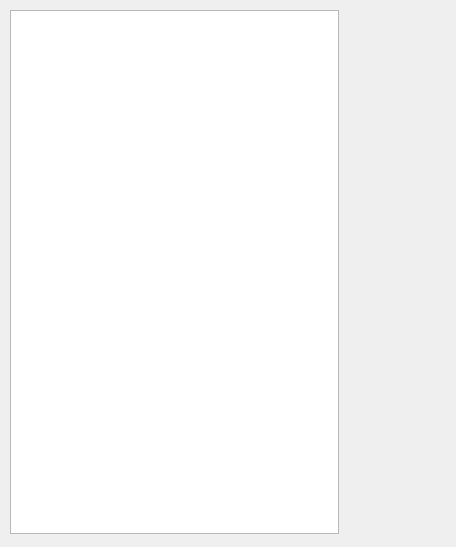
Above: footdialog.ui from Adriantega12/PPD-Formulario before the change. Below: the same form after it.
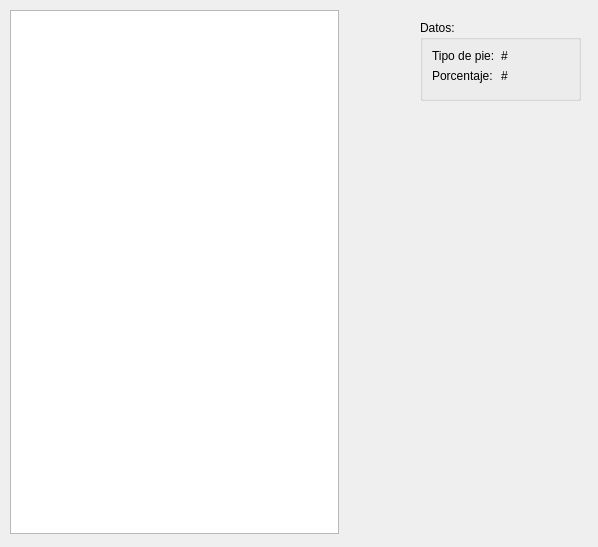
That is the form after the change.

Commit message: Took percent values from file

What changed in the file:
```diff
--- a/footdialog.ui
+++ b/footdialog.ui
@@ -6,7 +6,7 @@
    <rect>
     <x>0</x>
     <y>0</y>
-    <width>456</width>
+    <width>598</width>
     <height>547</height>
    </rect>
   </property>
@@ -23,6 +23,49 @@
     </rect>
    </property>
   </widget>
+  <widget class="QGroupBox" name="groupBox">
+   <property name="geometry">
+    <rect>
+     <x>420</x>
+     <y>20</y>
+     <width>161</width>
+     <height>81</height>
+    </rect>
+   </property>
+   <property name="title">
+    <string>Datos:</string>
+   </property>
+   <layout class="QFormLayout" name="formLayout">
+    <item row="0" column="0">
+     <widget class="QLabel" name="footTypeLbl">
+      <property name="text">
+       <string>Tipo de pie:</string>
+      </property>
+     </widget>
+    </item>
+    <item row="0" column="1">
+     <widget class="QLabel" name="footTypeVal">
+      <property name="text">
+       <string>#</string>
+      </property>
+     </widget>
+    </item>
+    <item row="1" column="0">
+     <widget class="QLabel" name="percentLbl">
+      <property name="text">
+       <string>Porcentaje:</string>
+      </property>
+     </widget>
+    </item>
+    <item row="1" column="1">
+     <widget class="QLabel" name="percentVal">
+      <property name="text">
+       <string>#</string>
+      </property>
+     </widget>
+    </item>
+   </layout>
+  </widget>
  </widget>
  <resources/>
  <connections/>
```
The commit also changes 3 other files.
